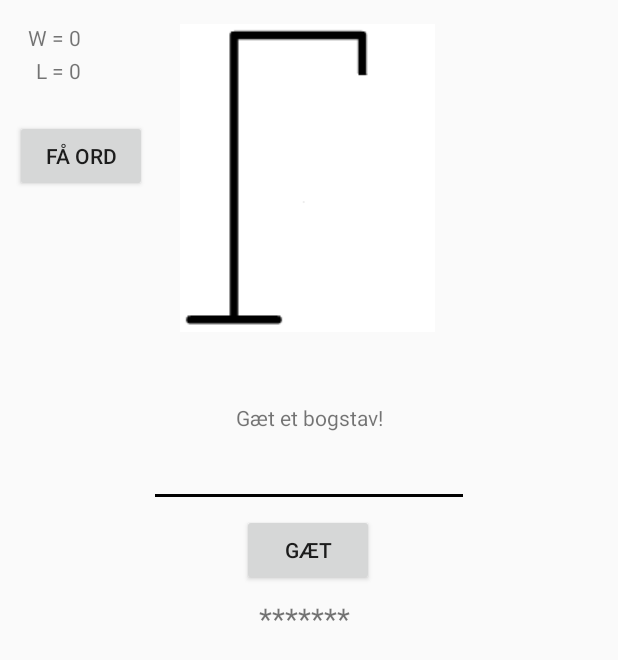
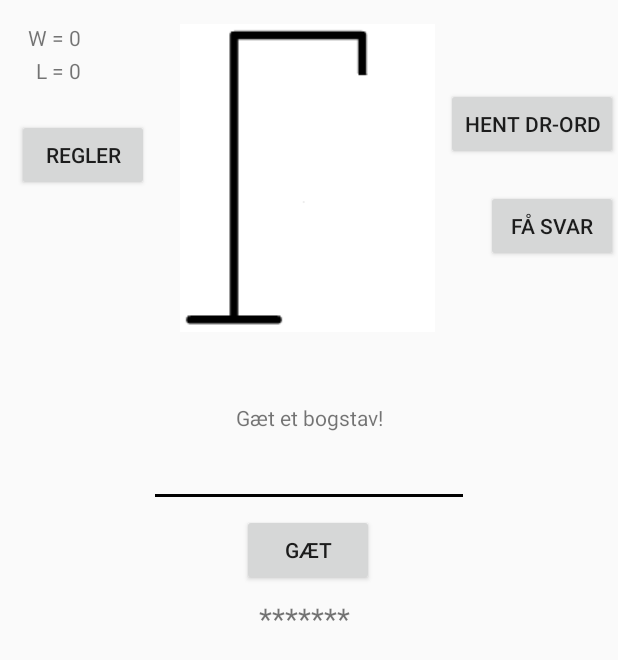
Before and after one commit to HaraldBruun/BrInt_Aflevering2, an Android app: the MainActivity screen opened directly, with no data from a screen before it, after a tap on "GÆT", on a phone screen of 412 x 824 dp. Shown: the top 660 px of the screen. Run offline under Robolectric (Android 15) with nearby library versions, the phone set to English and light mode, and no system bars; 2 other taps on this screen came first.

Commit message:
Bugfixes. + Added dictionary from website.

```diff
--- a/app/src/main/java/com/example/brint_aflevering2/MainActivity.java
+++ b/app/src/main/java/com/example/brint_aflevering2/MainActivity.java
@@ -3,7 +3,9 @@ package com.example.brint_aflevering2;
 import androidx.appcompat.app.AppCompatActivity;
 
 import android.content.Intent;
+import android.os.AsyncTask;
 import android.os.Bundle;
+import android.os.Handler;
 import android.view.View;
 import android.widget.Button;
 import android.widget.EditText;
@@ -14,112 +16,146 @@ import android.widget.Toast;
 public class MainActivity extends AppCompatActivity implements View.OnClickListener {
 
     private Galgelogik spil = new Galgelogik();
-    private EditText gæt;
-    private Button knap1, knap2, knap3;
-    private TextView ord, tvBrugteBogstaver,textViewW,textViewL;
-    private ImageView imageView;
+    private EditText editTextGuess;
+    private Button buttonGuess, buttonGetWord, buttonRestart, buttonDR, buttonRules;
+    private TextView textViewHiddenWord, textViewUsedLetters,textViewWinCounter,textViewLossCounter;
+    private ImageView imageViewGalge;
     int wincounter, losscounter;
 
 
     @Override
     protected void onCreate(Bundle savedInstanceState) {
-        spil.nulstil();
         super.onCreate(savedInstanceState);
         setContentView(R.layout.activity_main);
 
-        gæt = findViewById(R.id.editText);
-        ord = findViewById(R.id.textView2);
-        tvBrugteBogstaver = findViewById(R.id.textView3);
-        textViewW = findViewById(R.id.textViewW);
-        textViewL = findViewById(R.id.textViewL);
-        imageView = findViewById(R.id.imageView);
+        editTextGuess = findViewById(R.id.editTextGuess);
+        textViewHiddenWord = findViewById(R.id.textViewHiddenWord);
+        textViewUsedLetters = findViewById(R.id.textViewUsedLetters);
+        textViewWinCounter = findViewById(R.id.textViewWinCounter);
+        textViewLossCounter = findViewById(R.id.textViewLossCounter);
+        imageViewGalge = findViewById(R.id.imageViewGalge);
 
-        knap1 = findViewById(R.id.button1);
-        knap1.setOnClickListener(this);
-        knap2 = findViewById(R.id.button2);
-        knap2.setOnClickListener(this);
-        knap3 = findViewById(R.id.button3);
-        knap3.setOnClickListener(this);
+        buttonGuess = findViewById(R.id.buttonGuess);
+        buttonGuess.setOnClickListener(this);
+        buttonGetWord = findViewById(R.id.buttonGetWord);
+        buttonGetWord.setOnClickListener(this);
+        buttonRestart = findViewById(R.id.buttonRestart);
+        buttonRestart.setOnClickListener(this);
+        buttonDR = findViewById(R.id.buttonDR);
+        buttonDR.setOnClickListener(this);
+        buttonRules = findViewById(R.id.buttonRules);
+        buttonRules.setOnClickListener(this);
 
-        ord.setText(spil.getSynligtOrd());
+        editTextGuess.setShowSoftInputOnFocus(false);
 
+        textViewHiddenWord.setText(spil.getSynligtOrd());
     }
 
     @Override
     public void onClick(View v) {
-        if (v == knap1) {
+        if (v == buttonGuess) {
 
-            spil.gætBogstav(gæt.getText().toString());
-            ord.setText(spil.getSynligtOrd());
+            spil.gætBogstav(editTextGuess.getText().toString());
+            textViewHiddenWord.setText(spil.getSynligtOrd());
             String currentWord = "";
             imageViewChanger();
             for (int i = 0; i < spil.getBrugteBogstaver().size(); i++) {
                 currentWord = currentWord + "  " + spil.getBrugteBogstaver().get(i);
+            }
 
-            }
-            if (!spil.erSidsteBogstavKorrekt() && spil.getAntalForkerteBogstaver() < 6){
-                if (spil.getAntalForkerteBogstaver()==1){
-                    Toast.makeText(this,"Du har gættet forkert " + (spil.getAntalForkerteBogstaver())+ " gang.",Toast.LENGTH_SHORT).show();
-                }
-                else if (spil.getAntalForkerteBogstaver() > 1){
-                    Toast.makeText(this,"Du har gættet forkert " + (spil.getAntalForkerteBogstaver())+ " gange.",Toast.LENGTH_SHORT).show();
+            if (editTextGuess.getText().toString().equals("")) {
+                Toast.makeText(this, "Indtast bogstav", Toast.LENGTH_SHORT).show();
+            } else if (!editTextGuess.getText().equals("")) {
+                if (!spil.erSidsteBogstavKorrekt() && spil.getAntalForkerteBogstaver() < 6) {
+                    if (spil.getAntalForkerteBogstaver() == 1) {
+                        Toast.makeText(this, "Du har gættet forkert " + (spil.getAntalForkerteBogstaver()) + " gang.", Toast.LENGTH_SHORT).show();
+                    } else if (spil.getAntalForkerteBogstaver() > 1) {
+                        Toast.makeText(this, "Du har gættet forkert " + (spil.getAntalForkerteBogstaver()) + " gange.", Toast.LENGTH_SHORT).show();
+                    }
+                } else if (spil.erSidsteBogstavKorrekt() && !spil.erSpilletVundet()) {
+                    Toast.makeText(this, "Du gættede rigtigt: '" + editTextGuess.getText().toString().toUpperCase() + "' indgår i ordet", Toast.LENGTH_SHORT).show();
+                } else if (spil.erSpilletVundet()) {
+                    Toast.makeText(this, "Du vandt", Toast.LENGTH_SHORT).show();
+                    wincounter++;
+                    buttonRestart.setVisibility(View.VISIBLE);
+                    textViewWinCounter.setText("W = " + wincounter);
+                    openWinActtivity();
+                } else if (spil.erSpilletTabt()) {
+                    Toast.makeText(this, "Du har tabt", Toast.LENGTH_SHORT).show();
+                    losscounter++;
+                    buttonRestart.setVisibility(View.VISIBLE);
+                    textViewLossCounter.setText("L = " + losscounter);
+                    openLossActivity();
                 }
             }
-            else if (spil.erSidsteBogstavKorrekt() && !spil.erSpilletVundet()){
-                Toast.makeText(this,"Du gættede rigtigt: '" + gæt.getText().toString().toUpperCase() + "' indgår i ordet",Toast.LENGTH_SHORT).show();
-            }
-            else if (spil.erSpilletVundet()) {
-                 Toast.makeText(this, "Du vandt", Toast.LENGTH_SHORT).show();
-                 wincounter++;
-                 knap3.setVisibility(View.VISIBLE);
-                 textViewW.setText("W = " + wincounter);
-                 openWinActtivity();
-             }
-            else if (spil.erSpilletTabt()){
-                     Toast.makeText(this, "Du har tabt", Toast.LENGTH_SHORT).show();
-                     losscounter++;
-                     knap3.setVisibility(View.VISIBLE);
-                     textViewL.setText("L = "+losscounter);
-                     openLossActivity();
-
-            }
-            tvBrugteBogstaver.setText(currentWord);
-
-        } else if (v == knap2) {
+            textViewUsedLetters.setText(currentWord);
+        }
+        else if (v == buttonGetWord) {
             Toast.makeText(this, spil.getOrdet(), Toast.LENGTH_SHORT).show();
-        } else if (v == knap3) {
+        } else if (v == buttonRestart) {
             spil.nulstil();
             imageViewChanger();
-            knap3.setVisibility(View.INVISIBLE);
-            ord.setText(spil.getSynligtOrd());
-            tvBrugteBogstaver.setText("");
+            buttonRestart.setVisibility(View.INVISIBLE);
+            textViewHiddenWord.setText(spil.getSynligtOrd());
+            textViewUsedLetters.setText("");
             Toast.makeText(this, "Du har genstartet spillet", Toast.LENGTH_SHORT).show();
+        } else if (v == buttonDR){
+            new AsyncTask() {
+
+                @Override
+                protected Object doInBackground(Object... arg0) {
+                    try {
+                        spil.hentOrdFraDr();
+                        return "Success";
+                    } catch (Exception e) {
+                        e.printStackTrace();
+                        return "Fail: " + e;
+                    }
+                }
+
+                @Override
+                protected void onPostExecute(Object result) {
+                    buttonDR.setText(result.toString());
+                    textViewHiddenWord.setText(spil.getSynligtOrd());
+                    textViewUsedLetters.setText("");
+                    imageViewChanger();
+                    final Handler handler = new Handler ();
+                    handler.postDelayed(new Runnable(){
+                        @Override
+                        public void run(){
+                            buttonDR.setText("nyt DR ord");
+                        }
+                    }, 5000);
+                }
+            }.execute();
+        } else if (v == buttonRules){
+            openRulesActtivity();
         }
-        gæt.setText("");
+        editTextGuess.setText("");
     }
 
     public void imageViewChanger(){
         if (spil.getAntalForkerteBogstaver() == 0){
-            imageView.setImageResource(R.drawable.galge);
+            imageViewGalge.setImageResource(R.drawable.galge);
         }
 
         if(spil.getAntalForkerteBogstaver() == 1){
-            imageView.setImageResource(R.drawable.forkert1);
+            imageViewGalge.setImageResource(R.drawable.forkert1);
         }
         if(spil.getAntalForkerteBogstaver() == 2){
-            imageView.setImageResource(R.drawable.forkert2);
+            imageViewGalge.setImageResource(R.drawable.forkert2);
         }
         if(spil.getAntalForkerteBogstaver() == 3){
-            imageView.setImageResource(R.drawable.forkert3);
+            imageViewGalge.setImageResource(R.drawable.forkert3);
         }
         if(spil.getAntalForkerteBogstaver() == 4){
-            imageView.setImageResource(R.drawable.forkert4);
+            imageViewGalge.setImageResource(R.drawable.forkert4);
         }
         if(spil.getAntalForkerteBogstaver() == 5){
-            imageView.setImageResource(R.drawable.forkert5);
+            imageViewGalge.setImageResource(R.drawable.forkert5);
         }
         if(spil.getAntalForkerteBogstaver() == 6){
-            imageView.setImageResource(R.drawable.forkert6);
+            imageViewGalge.setImageResource(R.drawable.forkert6);
         }
     }
     public void openLossActivity(){
@@ -130,20 +166,8 @@ public class MainActivity extends AppCompatActivity implements View.OnClickListe
         Intent intent = new Intent(this,WinActivity.class);
         startActivity(intent);
     }
-
-    public int getWincounter() {
-        return wincounter;
-    }
-
-    public void setWincounter(int wincounter) {
-        this.wincounter = wincounter;
-    }
-
-    public int getLosscounter() {
-        return losscounter;
-    }
-
-    public void setLosscounter(int losscounter) {
-        this.losscounter = losscounter;
+    public void openRulesActtivity(){
+        Intent intent = new Intent(this,RulesActivity.class);
+        startActivity(intent);
     }
 }
--- a/app/src/main/res/layout/activity_main.xml
+++ b/app/src/main/res/layout/activity_main.xml
@@ -8,21 +8,31 @@
 
 
     <Button
-        android:id="@+id/button3"
+        android:id="@+id/buttonRestart"
         android:layout_width="wrap_content"
         android:layout_height="wrap_content"
-        android:layout_marginStart="144dp"
         android:text="Restart"
-        android:visibility="invisible"
         app:layout_constraintBottom_toBottomOf="parent"
         app:layout_constraintEnd_toEndOf="parent"
-        app:layout_constraintHorizontal_bias="0.91"
+        app:layout_constraintHorizontal_bias="1.0"
         app:layout_constraintStart_toStartOf="parent"
         app:layout_constraintTop_toTopOf="parent"
-        app:layout_constraintVertical_bias="0.004" />
+        app:layout_constraintVertical_bias="0.005" />
+
+    <Button
+        android:id="@+id/buttonRules"
+        android:layout_width="wrap_content"
+        android:layout_height="wrap_content"
+        android:text="Regler"
+        app:layout_constraintBottom_toBottomOf="parent"
+        app:layout_constraintEnd_toEndOf="parent"
+        app:layout_constraintHorizontal_bias="0.034"
+        app:layout_constraintStart_toStartOf="parent"
+        app:layout_constraintTop_toTopOf="parent"
+        app:layout_constraintVertical_bias="0.102" />
 
     <TextView
-        android:id="@+id/textViewL"
+        android:id="@+id/textViewLossCounter"
         android:layout_width="wrap_content"
         android:layout_height="wrap_content"
         android:text="L = 0"
@@ -34,7 +44,7 @@
         app:layout_constraintVertical_bias="0.046" />
 
     <TextView
-        android:id="@+id/textViewW"
+        android:id="@+id/textViewWinCounter"
         android:layout_width="wrap_content"
         android:layout_height="wrap_content"
         android:text="W = 0"
@@ -46,7 +56,7 @@
         app:layout_constraintVertical_bias="0.019" />
 
     <ImageView
-        android:id="@+id/imageView"
+        android:id="@+id/imageViewGalge"
         android:layout_width="wrap_content"
         android:layout_height="wrap_content"
         app:layout_constraintBottom_toBottomOf="parent"
@@ -58,7 +68,7 @@
         app:srcCompat="@drawable/galge" />
 
     <Button
-        android:id="@+id/button1"
+        android:id="@+id/buttonGuess"
         android:layout_width="wrap_content"
         android:layout_height="wrap_content"
         android:text="Gæt"
@@ -70,7 +80,7 @@
         app:layout_constraintVertical_bias="0.442" />
 
     <TextView
-        android:id="@+id/textView"
+        android:id="@+id/textViewGuessALetter"
         android:layout_width="wrap_content"
         android:layout_height="wrap_content"
         android:text="Gæt et bogstav!"
@@ -81,12 +91,13 @@
         app:layout_constraintVertical_bias="0.334" />
 
     <EditText
-        android:id="@+id/editText"
+        android:id="@+id/editTextGuess"
         android:layout_width="wrap_content"
         android:layout_height="wrap_content"
         android:ems="10"
         android:inputType="textPersonName"
         android:maxLength="1"
+        android:digits="abcdefghijklmnopqrstuvwxyzæøåABCDEFGHIJKLMNOPQRSTUVWXYZÆØÅ"
         app:layout_constraintBottom_toBottomOf="parent"
         app:layout_constraintEnd_toEndOf="parent"
         app:layout_constraintStart_toStartOf="parent"
@@ -94,20 +105,33 @@
         app:layout_constraintVertical_bias="0.376" />
 
     <Button
-        android:id="@+id/button2"
+        android:id="@+id/buttonGetWord"
         android:layout_width="wrap_content"
         android:layout_height="wrap_content"
         android:layout_marginStart="10dp"
-        android:text="Få ord"
+        android:text="Få svar"
         app:layout_constraintBottom_toBottomOf="parent"
         app:layout_constraintEnd_toEndOf="parent"
-        app:layout_constraintHorizontal_bias="0.0"
+        app:layout_constraintHorizontal_bias="1.0"
         app:layout_constraintStart_toStartOf="parent"
         app:layout_constraintTop_toTopOf="parent"
-        app:layout_constraintVertical_bias="0.103" />
+        app:layout_constraintVertical_bias="0.163" />
+
+    <Button
+        android:id="@+id/buttonDR"
+        android:layout_width="wrap_content"
+        android:layout_height="wrap_content"
+        android:layout_marginStart="10dp"
+        android:text="Hent DR-ord"
+        app:layout_constraintBottom_toBottomOf="parent"
+        app:layout_constraintEnd_toEndOf="parent"
+        app:layout_constraintHorizontal_bias="1.0"
+        app:layout_constraintStart_toStartOf="parent"
+        app:layout_constraintTop_toTopOf="parent"
+        app:layout_constraintVertical_bias="0.076" />
 
     <TextView
-        android:id="@+id/textView2"
+        android:id="@+id/textViewHiddenWord"
         android:layout_width="wrap_content"
         android:layout_height="wrap_content"
         android:textSize="20dp"
@@ -118,7 +142,7 @@
         app:layout_constraintTop_toTopOf="parent" />
 
     <TextView
-        android:id="@+id/textView3"
+        android:id="@+id/textViewUsedLetters"
         android:layout_width="wrap_content"
         android:layout_height="wrap_content"
         android:textSize="20dp"
```
Also changed, not shown: app/src/main/AndroidManifest.xml (+4 -3 lines), app/src/main/java/com/example/brint_aflevering2/RulesActivity.java (added, +14 -0 lines), app/src/main/java/com/example/brint_aflevering2/WinActivity.java (+10 -0 lines), app/src/main/res/layout/activity_rules.xml (added, +35 -0 lines), app/src/main/res/layout/activity_win.xml (+10 -0 lines).
